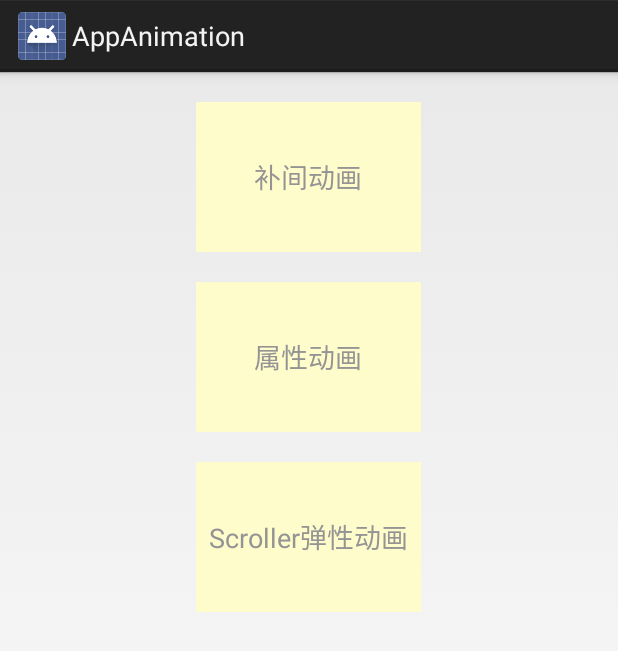
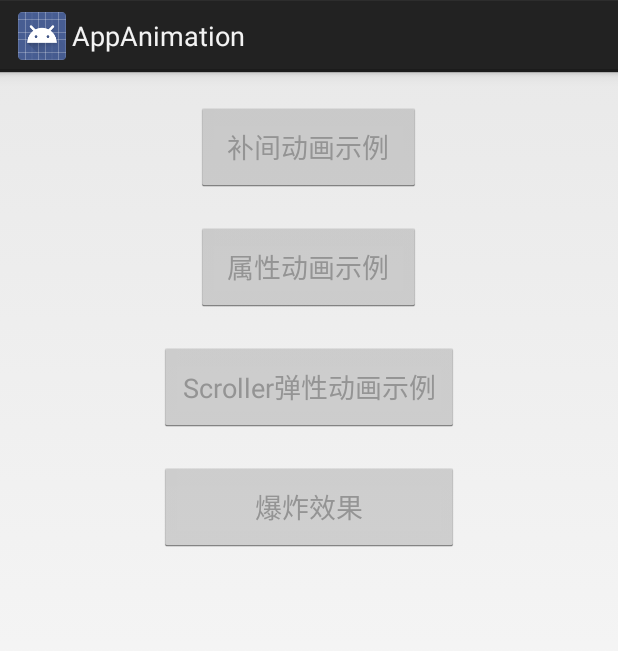
Before and after one commit to nicolechen325/AppAnimation, an Android app: the screen it shows after launch (MainActivity), on a phone screen of 412 x 824 dp. Shown: the top 651 px of the screen. Run offline under Robolectric (Android 15) with nearby library versions, the phone set to English and light mode, and no system bars.

Commit message:
爆炸效果研究

```diff
--- a/app/src/main/AndroidManifest.xml
+++ b/app/src/main/AndroidManifest.xml
@@ -16,10 +16,9 @@
             </intent-filter>
         </activity>
         <activity android:name=".activity.AnimTweenActivity" />
-
         <activity android:name=".activity.AnimPropertyActivity" />
-
         <activity android:name=".activity.ScrollerActivity" />
+        <activity android:name=".explosion.ExplosionActivity" />
     </application>
 
     <!--适配全面屏幕-->
--- a/app/src/main/java/com/pa/chen/animation/activity/AnimPropertyActivity.java
+++ b/app/src/main/java/com/pa/chen/animation/activity/AnimPropertyActivity.java
@@ -32,7 +32,7 @@ public class AnimPropertyActivity extends Activity implements View.OnClickListen
     @Override
     protected void onCreate(Bundle savedInstanceState) {
         super.onCreate(savedInstanceState);
-        setContentView(R.layout.activity_anim_property);
+        setContentView(R.layout.act_pro_anim_sample);
         mTvAnimWidget = (TextView) findViewById(R.id.id_ball);
         mTvLog = (TextView) findViewById(R.id.id_log);
         Button mBtnRotate = (Button) findViewById(R.id.btn_rotate);
--- a/app/src/main/java/com/pa/chen/animation/activity/AnimTweenActivity.java
+++ b/app/src/main/java/com/pa/chen/animation/activity/AnimTweenActivity.java
@@ -1,7 +1,6 @@
 package com.pa.chen.animation.activity;
 
 import android.app.Activity;
-import android.media.Image;
 import android.os.Bundle;
 import android.util.Log;
 import android.view.View;
@@ -24,7 +23,7 @@ public class AnimTweenActivity extends Activity implements View.OnClickListener
     @Override
     protected void onCreate(Bundle savedInstanceState) {
         super.onCreate(savedInstanceState);
-        setContentView(R.layout.activity_anim_tween);
+        setContentView(R.layout.act_tween_anim_sample);
         initView();
     }
 
--- a/app/src/main/java/com/pa/chen/animation/activity/MainActivity.java
+++ b/app/src/main/java/com/pa/chen/animation/activity/MainActivity.java
@@ -7,6 +7,7 @@ import android.view.View;
 import android.widget.Button;
 
 import com.pa.chen.animation.R;
+import com.pa.chen.animation.explosion.ExplosionActivity;
 
 //动画主页面
 public class MainActivity extends Activity {
@@ -14,13 +15,15 @@ public class MainActivity extends Activity {
     Button mBtnProperty;
     Button mBtnTween;
     Button mBtnScroller;
+    Button mBtnExplosion;
     @Override
     protected void onCreate(Bundle savedInstanceState) {
         super.onCreate(savedInstanceState);
-        setContentView(R.layout.activity_main);
+        setContentView(R.layout.act_main);
         mBtnScroller= (Button) findViewById(R.id.btn_scroller);
         mBtnProperty = (Button) findViewById(R.id.btn_anim_property);
         mBtnTween = (Button) findViewById(R.id.btn_anim_tween);
+        mBtnExplosion = (Button) findViewById(R.id.btn_explosion);
         mBtnProperty.setOnClickListener(new View.OnClickListener() {
             @Override
             public void onClick(View v) {
@@ -39,6 +42,12 @@ public class MainActivity extends Activity {
                 startActivity(new Intent(MainActivity.this, ScrollerActivity.class));
             }
         });
+        mBtnExplosion.setOnClickListener(new View.OnClickListener() {
+            @Override
+            public void onClick(View v) {
+                startActivity(new Intent(MainActivity.this, ExplosionActivity.class));
+            }
+        });
     }
 
 
--- a/app/src/main/java/com/pa/chen/animation/activity/ScrollerActivity.java
+++ b/app/src/main/java/com/pa/chen/animation/activity/ScrollerActivity.java
@@ -19,7 +19,7 @@ public class ScrollerActivity extends Activity implements View.OnClickListener{
     @Override
     protected void onCreate(Bundle savedInstanceState) {
         super.onCreate(savedInstanceState);
-        setContentView(R.layout.activity_scroller);
+        setContentView(R.layout.act_scroller);
         initView();
     }
 
--- a/app/src/main/res/layout/activity_main.xml
+++ b/app/src/main/res/layout/act_main.xml
@@ -7,34 +7,36 @@
     <Button
         android:id="@+id/btn_anim_tween"
         android:layout_width="150dp"
-        android:layout_height="100dp"
+        android:layout_height="60dp"
         android:layout_gravity="center"
-        android:background="#fffccc"
-        android:gravity="center"
         android:layout_marginTop="20dp"
         android:textColor="#949494"
-        android:text="补间动画" />
+        android:text="补间动画示例" />
 
     <Button
         android:id="@+id/btn_anim_property"
         android:textColor="#949494"
         android:layout_width="150dp"
-        android:layout_height="100dp"
+        android:layout_height="60dp"
         android:layout_gravity="center"
         android:layout_marginTop="20dp"
-        android:background="#fffccc"
-        android:gravity="center"
-        android:text="属性动画" />
+        android:text="属性动画示例" />
 
     <Button
         android:id="@+id/btn_scroller"
         android:textColor="#949494"
-        android:layout_width="150dp"
-        android:layout_height="100dp"
+        android:layout_width="200dp"
+        android:layout_height="60dp"
         android:layout_gravity="center"
         android:layout_marginTop="20dp"
-        android:background="#fffccc"
-        android:gravity="center"
-        android:text="Scroller弹性动画" />
+        android:text="Scroller弹性动画示例" />
 
+    <Button
+        android:id="@+id/btn_explosion"
+        android:textColor="#949494"
+        android:layout_width="200dp"
+        android:layout_height="60dp"
+        android:layout_gravity="center"
+        android:layout_marginTop="20dp"
+        android:text="爆炸效果" />
 </LinearLayout>
--- /dev/null
+++ b/app/src/main/res/menu/menu_main.xml
@@ -0,0 +1,5 @@
+<menu xmlns:android="http://schemas.android.com/apk/res/android"
+    xmlns:tools="http://schemas.android.com/tools" tools:context=".MainActivity">
+    <item android:id="@+id/action_reset" android:title="action_reset"
+        android:orderInCategory="100"  />
+</menu>
```
Also changed, not shown: app/src/main/java/com/pa/chen/animation/explosion/ExplosionActivity.java (added, +75 -0 lines), app/src/main/java/com/pa/chen/animation/explosion/ExplosionAnimator.java (added, +175 -0 lines), app/src/main/java/com/pa/chen/animation/explosion/ExplosionField.java (added, +110 -0 lines), app/src/main/java/com/pa/chen/animation/explosion/Utils.java (added, +73 -0 lines), app/src/main/res/layout/act_explosion.xml (added, +13 -0 lines), app/src/main/res/drawable-xxhdpi/p4.webp (added), app/src/main/res/layout/act_pro_anim_sample.xml (renamed from app/src/main/res/layout/activity_anim_property.xml), app/src/main/res/layout/act_scroller.xml (renamed from app/src/main/res/layout/activity_scroller.xml), app/src/main/res/layout/act_tween_anim_sample.xml (renamed from app/src/main/res/layout/activity_anim_tween.xml).
